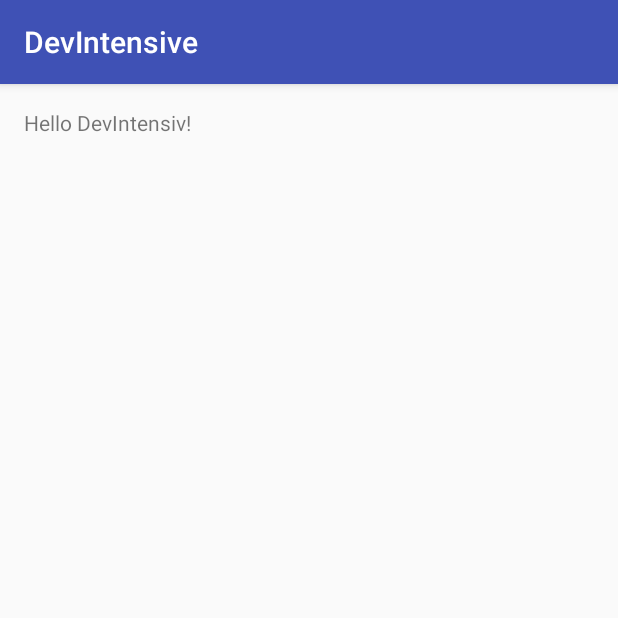
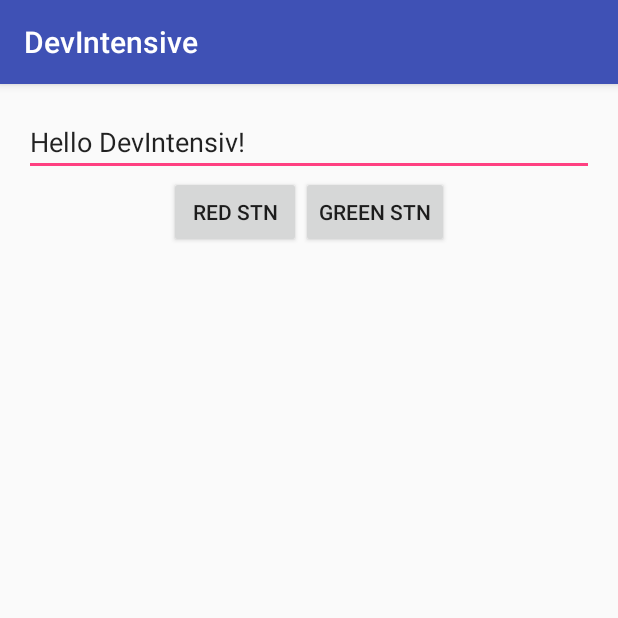
Before and after one commit to luminiks/DevIntensive, an Android app: the screen it shows after launch (MainActivity), on a phone screen of 412 x 824 dp, the top half of it. Run offline under Robolectric (Android 15) with nearby library versions, the phone set to English and light mode, and no system bars; 1 statement that could not run was skipped.

Commit message:
test with gravity="center"

```diff
--- a/app/src/main/res/layout/activity_main.xml
+++ b/app/src/main/res/layout/activity_main.xml
@@ -7,10 +7,44 @@
     android:paddingLeft="@dimen/activity_horizontal_margin"
     android:paddingRight="@dimen/activity_horizontal_margin"
     android:paddingTop="@dimen/activity_vertical_margin"
-    tools:context=".ui.activities.MainActivity">
+    tools:context=".ui.activities.MainActivity"
+    android:orientation = "vertical">
 
-    <TextView
-        android:layout_width="wrap_content"
+    <LinearLayout
+        android:layout_width="match_parent"
         android:layout_height="wrap_content"
-        android:text="Hello DevIntensiv!" />
+        android:orientation="vertical">
+        <LinearLayout
+            android:layout_width="match_parent"
+            android:layout_height="wrap_content"
+            android:orientation="horizontal">
+        <EditText
+            android:layout_width="match_parent"
+            android:layout_height="wrap_content"
+            android:text="Hello DevIntensiv!"
+            android:id = "@+id/textView" />
+        </LinearLayout>
+
+        <LinearLayout
+            android:layout_width="match_parent"
+            android:layout_height="wrap_content"
+            android:orientation="horizontal"
+            android:gravity="center">
+
+            <Button
+                android:id="@+id/red_btn"
+                android:layout_width="wrap_content"
+                android:layout_height="wrap_content"
+                android:text="Red Stn"/>
+
+            <Button
+                android:id="@+id/green_btn"
+                android:layout_width="wrap_content"
+                android:layout_height="wrap_content"
+                android:text="Green Stn"/>
+        </LinearLayout>
+    </LinearLayout>
+
+
+
 </RelativeLayout>
```
